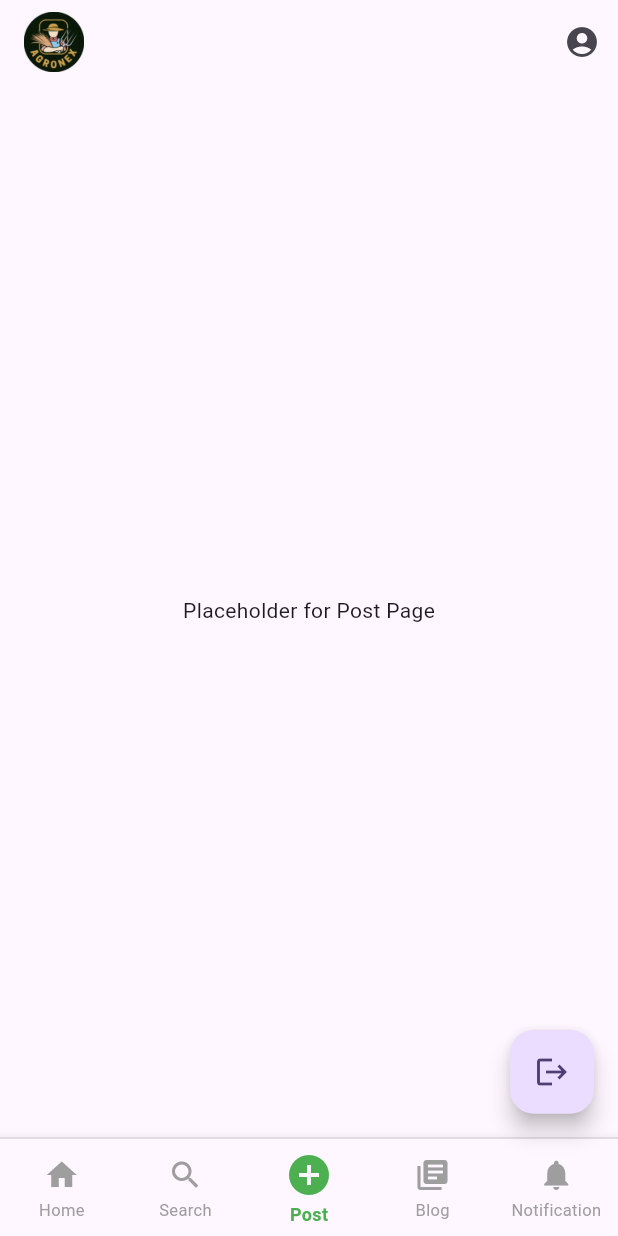
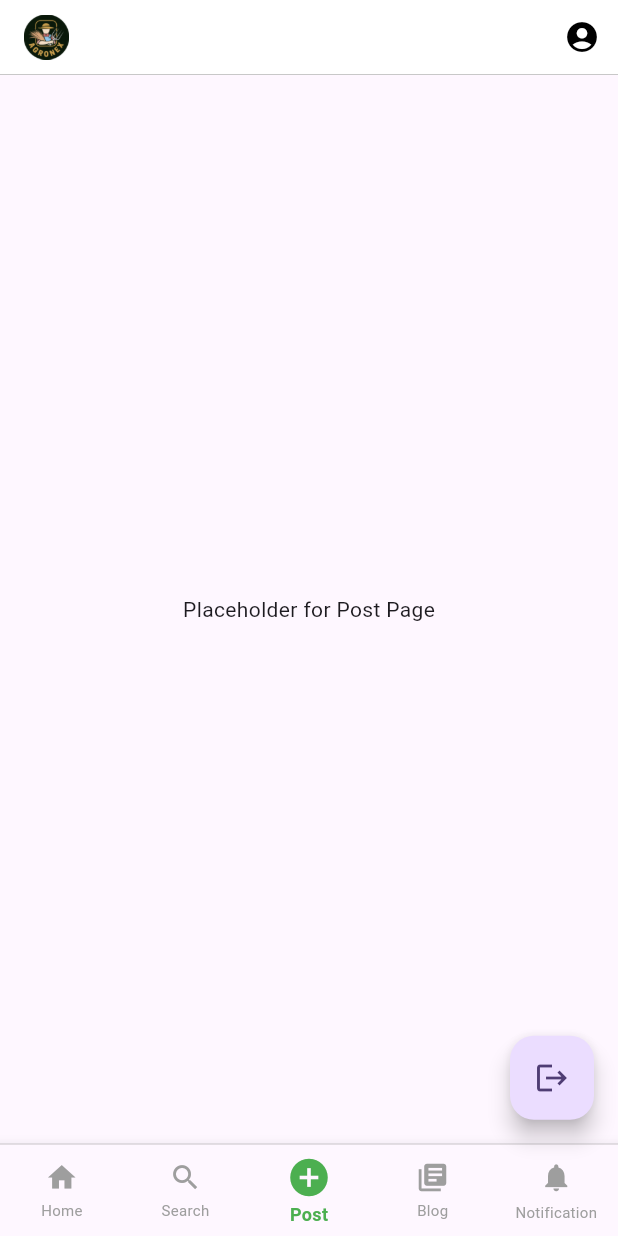
Before and after one commit to ShubhamG2004/AgroNex, a Flutter app: the screen it shows once a user with an empty profile is signed in, swiped to page 3, on a phone screen of 412 x 824 dp. Run offline on Flutter 3.47's test engine with Material 3 defaults, Android fonts, the phone set to English and light mode, and no system bars; our stand-ins replace cloud_firestore, firebase_auth, firebase_core, firebase_storage, get, google_sign_in and 1 more; accounts and stored records are empty; network calls fail.

Commit message:
modified:   lib/Connections/ConnectionsPage.dart 	modified:   lib/homepage.dart

```diff
--- a/lib/Connections/ConnectionsPage.dart
+++ b/lib/Connections/ConnectionsPage.dart
@@ -26,12 +26,10 @@ class _ConnectionsPageState extends State<ConnectionsPage> {
     if (currentUser != null) {
       try {
         // Retrieve users from the 'users' collection
-        QuerySnapshot snapshot =
-        await FirebaseFirestore.instance.collection('users').get();
+        QuerySnapshot snapshot = await FirebaseFirestore.instance.collection('users').get();
 
         // Create a list of user models from the snapshot
-        List<UserModel> fetchedUsers =
-        snapshot.docs.map((doc) => UserModel.fromDocument(doc)).toList();
+        List<UserModel> fetchedUsers = snapshot.docs.map((doc) => UserModel.fromDocument(doc)).toList();
 
         // Update the user list in the UI
         setState(() {
@@ -57,11 +55,14 @@ class _ConnectionsPageState extends State<ConnectionsPage> {
   @override
   Widget build(BuildContext context) {
     return Scaffold(
+      backgroundColor: Colors.white, // Set the background color of the Scaffold to white
       body: Center(
         child: isLoading
             ? CircularProgressIndicator()
             : users.isNotEmpty
-            ? GridView.builder(
+            ? Container(
+          color: Colors.white, // Set the background color of the Container to white
+          child: GridView.builder(
             gridDelegate: SliverGridDelegateWithFixedCrossAxisCount(
               crossAxisCount: 2,
               crossAxisSpacing: 2.0,
@@ -81,8 +82,7 @@ class _ConnectionsPageState extends State<ConnectionsPage> {
                 child: GestureDetector(
                   onTap: () {
                     // Handle card tap
-                  debugPrint(
-                      'Card tapped for ${user.firstName} ${user.lastName}');
+                    debugPrint('Card tapped for ${user.firstName} ${user.lastName}');
                   },
                   child: Card(
                     color: Colors.white,
@@ -164,6 +164,7 @@ class _ConnectionsPageState extends State<ConnectionsPage> {
                 ),
               );
             },
+          ),
         )
             : Center(
           child: Text('No connections found'),
--- a/lib/homepage.dart
+++ b/lib/homepage.dart
@@ -60,11 +60,22 @@ class _HomepageState extends State<Homepage> {
   @override
   Widget build(BuildContext context) {
     return Scaffold(
-      appBar: AppBar(
-        title: Image.asset('assets/images/logo.png', height: 40),
+      appBar: PreferredSize(
+        preferredSize: Size.fromHeight(50.0), // Adjusted height
+        child: Container(
+          decoration: BoxDecoration(
+            color: Colors.white, // Set background color of the AppBar to white
+            border: Border(
+              bottom: BorderSide(color: Colors.grey, width: 0.5), // Bottom border
+            ),
+          ),
+          child: AppBar(
+            backgroundColor: Colors.white,
+            elevation: 0,
+            title: Image.asset('assets/images/logo.png', height: 30),
             actions: [
               IconButton(
-            icon: Icon(Icons.account_circle),
+                icon: Icon(Icons.account_circle, color: Colors.black),
                 onPressed: () {
                   Navigator.push(
                     context,
@@ -73,6 +84,8 @@ class _HomepageState extends State<Homepage> {
                 },
               ),
             ],
+          ),
+        ),
       ),
       body: PageView(
         controller: _pageController,
@@ -131,36 +144,36 @@ class _HomepageState extends State<Homepage> {
           items: <BottomNavigationBarItem>[
             BottomNavigationBarItem(
               icon: Padding(
-                padding: const EdgeInsets.symmetric(vertical: 2.0),
-                child: Icon(Icons.home, size: 24),
+                padding: const EdgeInsets.symmetric(vertical: 1.0),
+                child: Icon(Icons.home, size: 22),
               ),
               label: 'Home',
             ),
             BottomNavigationBarItem(
               icon: Padding(
-                padding: const EdgeInsets.symmetric(vertical: 2.0),
-                child: Icon(Icons.search, size: 24),
+                padding: const EdgeInsets.symmetric(vertical: 1.0),
+                child: Icon(Icons.search, size: 22),
               ),
               label: 'Search',
             ),
             BottomNavigationBarItem(
               icon: Padding(
-                padding: const EdgeInsets.symmetric(vertical: 2.0),
-                child: Icon(Icons.add_circle, size: 32),
+                padding: const EdgeInsets.symmetric(vertical: 1.0),
+                child: Icon(Icons.add_circle, size: 30),
               ),
               label: 'Post',
             ),
             BottomNavigationBarItem(
               icon: Padding(
-                padding: const EdgeInsets.symmetric(vertical: 2.0),
-                child: Icon(Icons.library_books, size: 24),
+                padding: const EdgeInsets.symmetric(vertical: 1.0),
+                child: Icon(Icons.library_books, size: 22),
               ),
               label: 'Blog',
             ),
             BottomNavigationBarItem(
               icon: Padding(
                 padding: const EdgeInsets.symmetric(vertical: 2.0),
-                child: Icon(Icons.notifications, size: 24),
+                child: Icon(Icons.notifications, size: 22),
               ),
               label: 'Notification',
             ),
@@ -171,7 +184,7 @@ class _HomepageState extends State<Homepage> {
           onTap: _onItemTapped,
           type: BottomNavigationBarType.fixed, // To keep all items visible
           selectedFontSize: 12,
-          unselectedFontSize: 11,
+          unselectedFontSize: 10,
           selectedLabelStyle: TextStyle(fontWeight: FontWeight.bold), // bold
         ),
       ),
```
Lines whose indentation alone changed are shown as unchanged.
